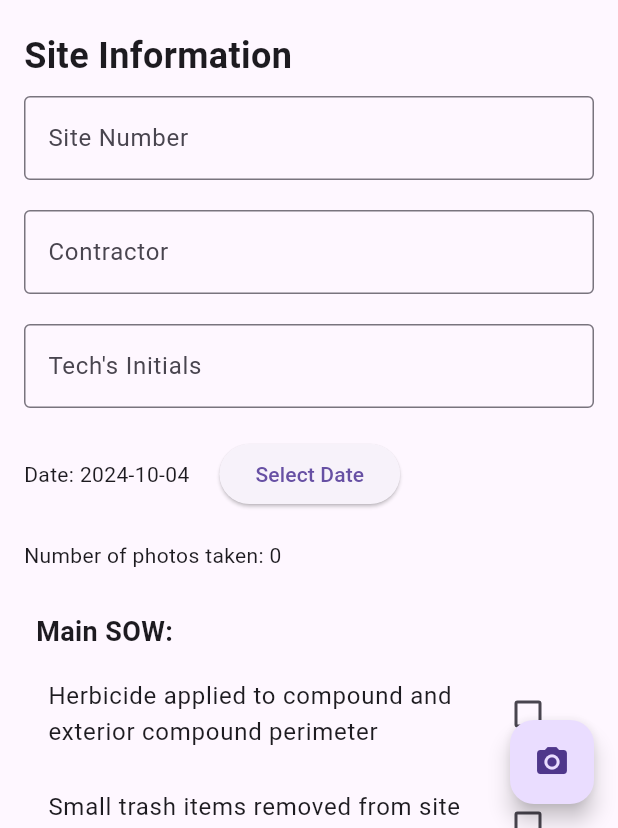
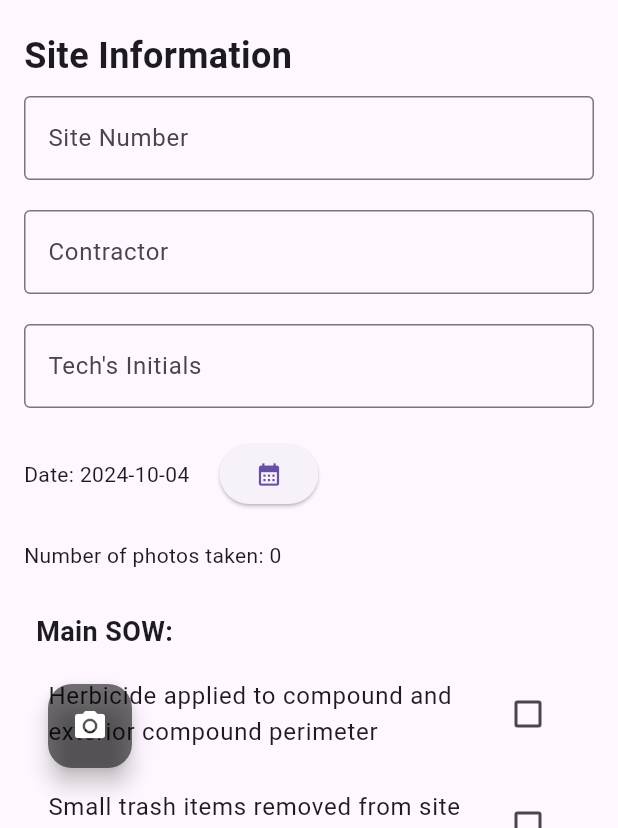
Before and after one commit to MariccoA5/sitereview, a Flutter app: the screen it shows after launch, on a phone screen of 412 x 824 dp, the part 408-1236 px from its top. Run offline on Flutter 3.47's test engine with Material 3 defaults, Android fonts, the phone set to English and light mode, and no system bars; our stand-ins replace camera, geocoding, geolocator, image_picker, pdf, share_plus and 1 more; missing offline and left inert: advance_pdf_viewer; accounts and stored records are empty.

Commit message:
demo touch up

```diff
--- a/lib/at_site_closeout.dart
+++ b/lib/at_site_closeout.dart
@@ -228,7 +228,7 @@ Map<String, dynamic> _submitForm() {
                 const SizedBox(width: 20),
                 ElevatedButton(
                   onPressed: () => _selectDate(context),
-                  child: const Text('Select Date'),
+                  child: const Icon(Icons.calendar_month),
                 ),
               ],
             ),
@@ -281,7 +281,7 @@ Map<String, dynamic> _submitForm() {
                 labelText: 'Comments',
                 border: OutlineInputBorder(),
               ),
-              maxLines: 4,
+              maxLines: 3,
             ),
             const SizedBox(height: 20),
             const Divider(),
@@ -323,7 +323,7 @@ Map<String, dynamic> _submitForm() {
                 labelText: 'Comments',
                 border: OutlineInputBorder(),
               ),
-              maxLines: 4,
+              maxLines: 3,
             ),
             const SizedBox(height: 20),
             const Divider(),
@@ -363,7 +363,7 @@ Map<String, dynamic> _submitForm() {
                 labelText: 'Comments',
                 border: OutlineInputBorder(),
               ),
-              maxLines: 4,
+              maxLines: 3,
             ),
             const SizedBox(height: 20),
             const Divider(),
@@ -374,7 +374,12 @@ Map<String, dynamic> _submitForm() {
         ),
       ),
       ),
-      floatingActionButton: FloatingActionButton(
+      floatingActionButton: Padding(
+        padding: const EdgeInsets.fromLTRB(48, 0, 0, 24),
+        child: Align(
+          alignment: Alignment.bottomLeft,
+          child: FloatingActionButton(
+            backgroundColor: Colors.black54,
             onPressed: () async {
               // Navigate to TakePictureScreen and pass existing images
 
@@ -393,7 +398,9 @@ Map<String, dynamic> _submitForm() {
                   });
                 }
                 },
-            child: const Icon(Icons.camera_alt),
+                child: const Icon(Icons.camera_alt, color: Colors.white,),
+              ),
+        ),
       ),
 
     );
```
Also changed, not shown: lib/share_site.dart (+6 -3 lines), lib/take_picture.dart (+11 -11 lines). Lines whose indentation alone changed are shown as unchanged.
